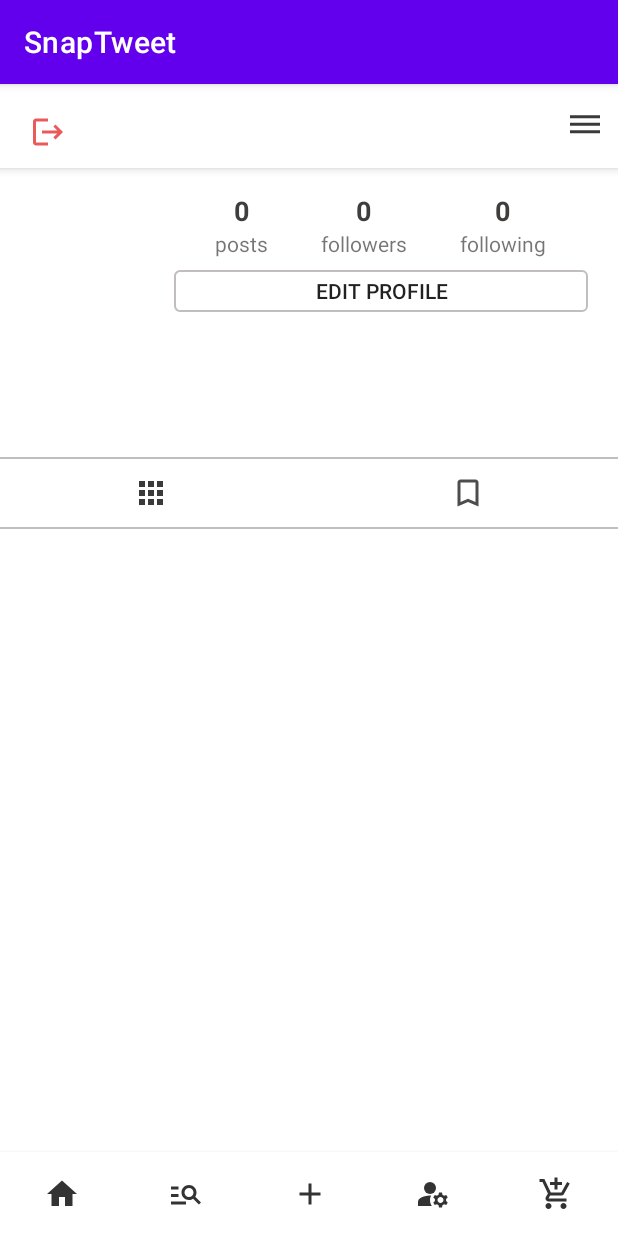
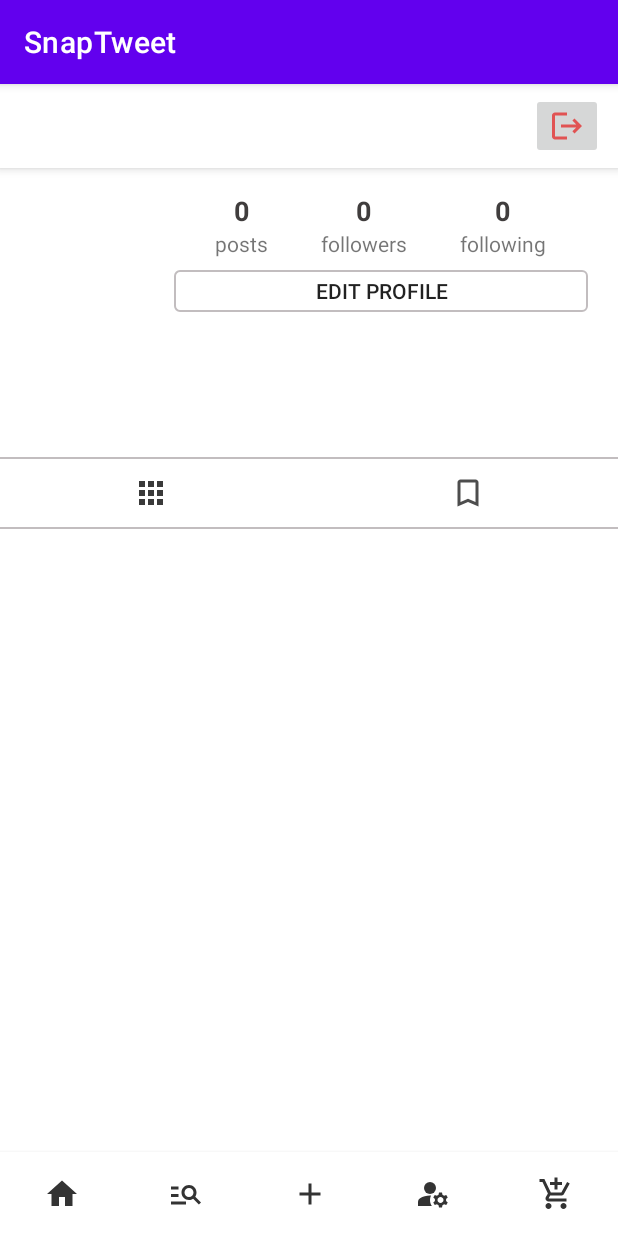
Before and after one commit to minhthong0480/SnapTweet, an Android app: the screen it shows after launch once a user with an empty profile is signed in (MainActivity), item 4 of the bottom bar chosen, on a phone screen of 412 x 824 dp. Run offline under Robolectric (Android 15) with nearby library versions, the phone set to English and light mode, and no system bars; our stand-ins replace CircleImageView, Firebase (no records; nobody signed in at launch, a user with empty details on screens opened directly); pictures from the network do not load; 4 statements that could not run were skipped.

Commit message:
minor change for profile page

```diff
--- a/app/src/main/java/rmit/ad/snaptweet/Fragment/ProfileFragment.java
+++ b/app/src/main/java/rmit/ad/snaptweet/Fragment/ProfileFragment.java
@@ -35,6 +35,7 @@
 
 import rmit.ad.snaptweet.Adapter.MyPhotoAdapter;
 import rmit.ad.snaptweet.EditProfileActivity;
+import rmit.ad.snaptweet.LoginActivity;
 import rmit.ad.snaptweet.Model.PostModel;
 import rmit.ad.snaptweet.Model.User;
 import rmit.ad.snaptweet.R;
@@ -49,7 +50,7 @@
     List<PostModel> postList;
     FirebaseUser firebaseUser;
     String profileid;
-    ImageButton my_photos, saved_photos;
+    ImageButton my_photos, saved_photos, logoutBtn;
 
 
 
@@ -64,7 +65,7 @@
         profileid = prefs.getString("profileid", FirebaseAuth.getInstance().getCurrentUser().getUid());
 
         image_profile = view.findViewById(R.id.image_profile);
-        options = view.findViewById(R.id.options);
+//        options = view.findViewById(R.id.options);
         posts = view.findViewById(R.id.posts);
         followers = view.findViewById(R.id.followers);
         following = view.findViewById(R.id.following);
@@ -94,6 +95,17 @@
             checkFollow();
             saved_photos.setVisibility(View.GONE);
         }
+
+        logoutBtn = view.findViewById(R.id.logoutBtn); // Initialize the logout button
+        logoutBtn.setOnClickListener(new View.OnClickListener() {
+            @Override
+            public void onClick(View view) {
+                // Logout logic
+                FirebaseAuth.getInstance().signOut();
+                startActivity(new Intent(requireContext(), LoginActivity.class));
+                requireActivity().finish();
+            }
+        });
 
         edit_profile.setOnClickListener(new View.OnClickListener() {
             @Override
--- a/app/src/main/java/rmit/ad/snaptweet/MainActivity.java
+++ b/app/src/main/java/rmit/ad/snaptweet/MainActivity.java
@@ -59,20 +59,6 @@
         // Set the default fragment when the activity is created
         selectFragment = new HomeFragment();
         loadFragment();
-
-        logoutBtn = findViewById(R.id.logoutBtn); // Initialize the logout button
-        logoutBtn.setOnClickListener(new View.OnClickListener() {
-            @Override
-            public void onClick(View view) {
-                // Logout logic
-                FirebaseAuth.getInstance().signOut();
-                startActivity(new Intent(getApplicationContext(), LoginActivity.class));
-                finish();
-            }
-        });
-
-
-
     }
 
 
--- a/app/src/main/res/layout/activity_main.xml
+++ b/app/src/main/res/layout/activity_main.xml
@@ -41,15 +41,7 @@
 <!--        android:layout_marginBottom="20dp"-->
 <!--        android:text="Logout"/>-->
 
-    <ImageButton
-        android:id="@+id/logoutBtn"
-        android:layout_width="wrap_content"
-        android:layout_height="wrap_content"
-        android:layout_gravity="top|end"
-        android:layout_margin="20dp"
-        android:src="@drawable/ic_logout"
-        android:background="?android:attr/selectableItemBackground"
-        android:contentDescription="Logout"/>
+
 
 
 </RelativeLayout>
--- a/app/src/main/res/layout/fragment_profile.xml
+++ b/app/src/main/res/layout/fragment_profile.xml
@@ -30,13 +30,21 @@
                     android:id="@+id/username"
                     android:textColor="@color/colorPrimaryDark"/>
 
-                <ImageView
+                <ImageButton
                     android:layout_width="wrap_content"
                     android:layout_height="wrap_content"
-                    android:id="@+id/options"
-                    android:src="@drawable/ic_options"
+                    android:id="@+id/logoutBtn"
+                    android:src="@drawable/ic_logout"
                     android:layout_alignParentEnd="true"
                     android:layout_marginEnd="10dp"/>
+
+<!--                <ImageView-->
+<!--                    android:layout_width="wrap_content"-->
+<!--                    android:layout_height="wrap_content"-->
+<!--                    android:id="@+id/options"-->
+<!--                    android:src="@drawable/ic_options"-->
+<!--                    android:layout_alignParentEnd="true"-->
+<!--                    android:layout_marginEnd="10dp"/>-->
 
             </RelativeLayout>
 
```
